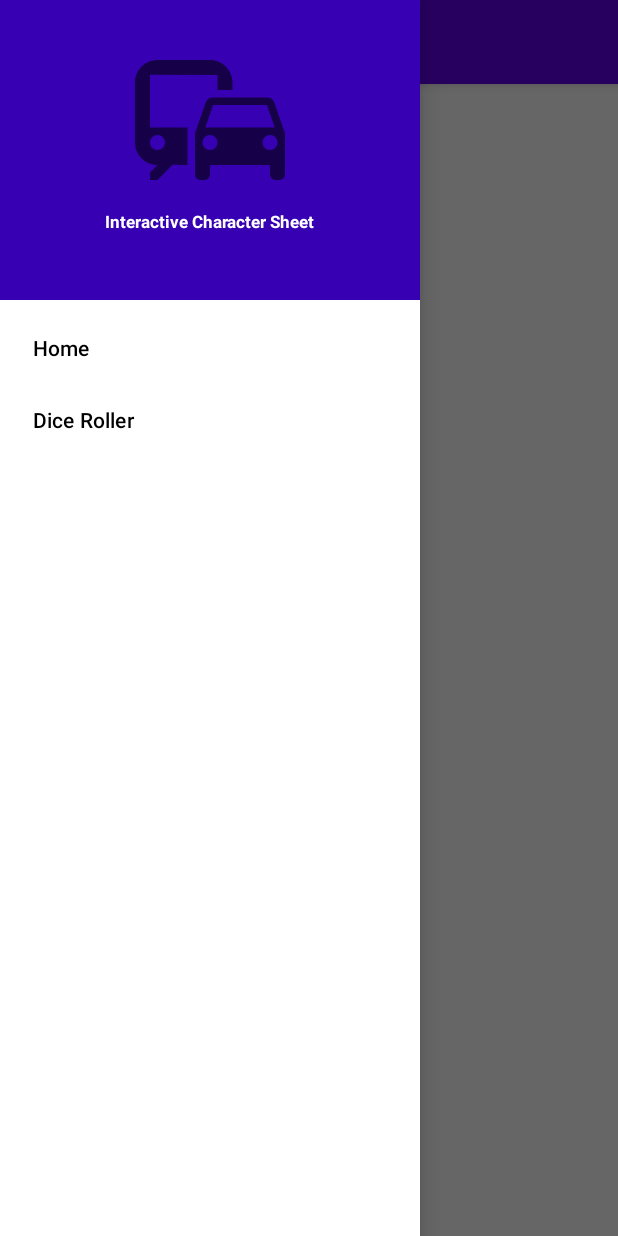
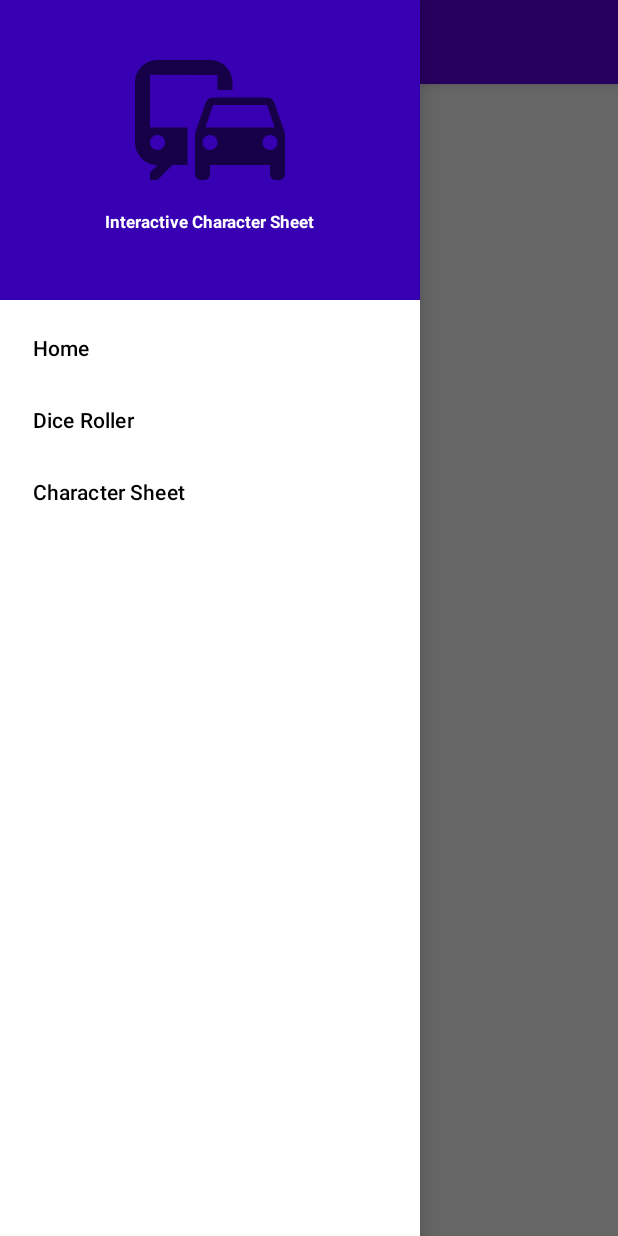
Before and after one commit to Kelsoadam/Final-Year-Project, an Android app: the DashboardActivity screen opened directly, with no data from a screen before it, with the side drawer open, on a phone screen of 412 x 824 dp. Run offline under Robolectric (Android 15) with nearby library versions, the phone set to English and light mode, and no system bars.

Commit message:
added character sheet and extract string to nav menu, also imported icons for the navigation to be used later

```diff
--- a/Mobile App/ProjectApp/app/src/main/res/menu/main_drawer_menu.xml
+++ b/Mobile App/ProjectApp/app/src/main/res/menu/main_drawer_menu.xml
@@ -3,11 +3,14 @@
    <group android:checkableBehavior="single">
 
         <item android:id="@+id/nav_home"
-            android:title="Home"
+            android:title="@string/nav_home"
             />
         <item android:id="@+id/nav_roller"
-            android:title="Dice Roller"
+            android:title="@string/nav_roller"
             />
+       <item android:id="@+id/nav_sheet"
+           android:title="@string/nav_sheet"
+           />
 
     </group>
 
--- a/Mobile App/ProjectApp/app/src/main/res/values/strings.xml
+++ b/Mobile App/ProjectApp/app/src/main/res/values/strings.xml
@@ -1,5 +1,11 @@
 <resources>
     <string name="app_name">Interactive Character Sheet</string>
+
     <string name="menu_drawer_open">Drawer Open</string>
     <string name="menu_drawer_close">Drawer Close</string>
+
+    <string name="nav_home">Home</string>
+    <string name="nav_roller">Dice Roller</string>
+    <string name="nav_sheet">Character Sheet</string>
+
 </resources>
```
Also changed, not shown: Mobile App/ProjectApp/app/src/main/res/drawable/ic_home.xml (added, +10 -0 lines), Mobile App/ProjectApp/app/src/main/res/drawable/ic_roller.xml (added, +10 -0 lines), Mobile App/ProjectApp/app/src/main/res/drawable/ic_sheet.xml (added, +10 -0 lines).
